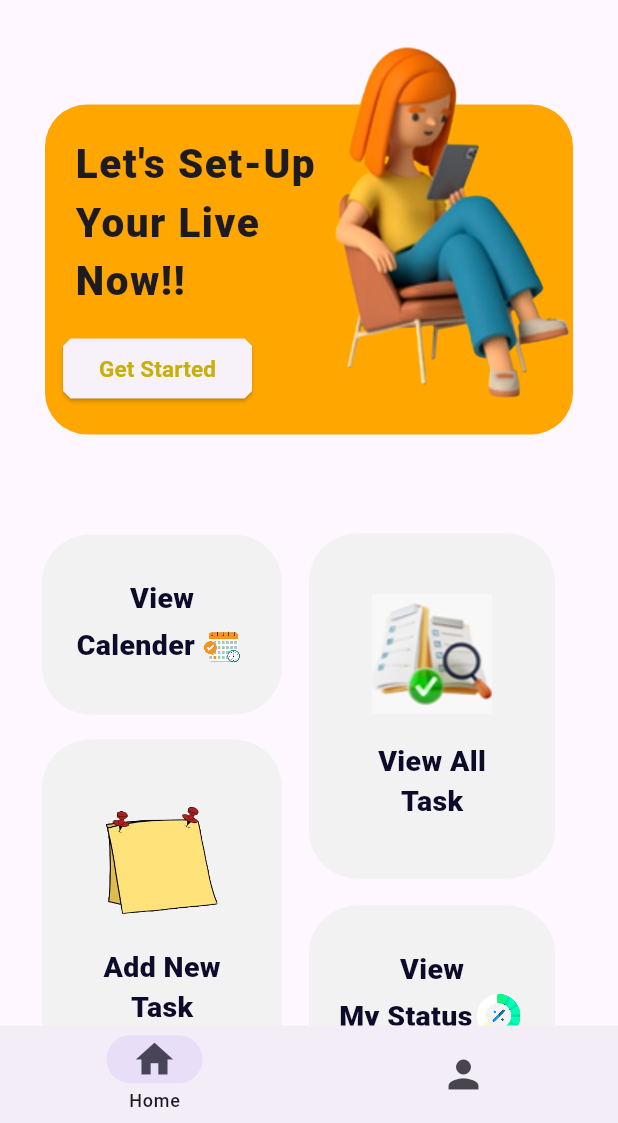
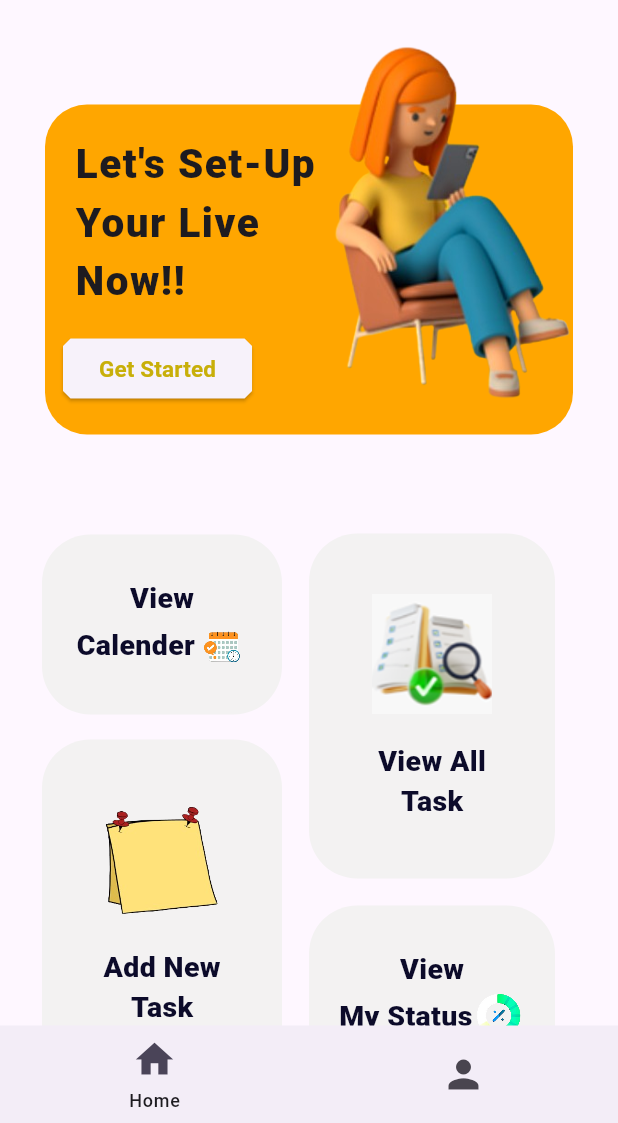
Before and after one commit to SahadMPP/todo_bloc_api_app, a Flutter app: the screen it shows after launch, after a tap on "lite", on a phone screen of 412 x 824 dp, the part 113-1236 px from its top. Run offline on Flutter 3.47's test engine with Material 3 defaults, Android fonts, the phone set to English and light mode, and no system bars; drawn by our look-alikes of lite_rolling_switch; our stand-ins replace bloc, flutter_bloc, google_fonts; network calls fail.

Commit message:
done splash screen

```diff
--- a/lib/build_widger/bottomnavigation.dart
+++ b/lib/build_widger/bottomnavigation.dart
@@ -29,12 +29,17 @@ class _BuildBottomNavigatorState extends State<BuildBottomNavigator> {
             selectedIndex = value;
           });
         },
+        indicatorColor: Colors.transparent,
         labelBehavior: NavigationDestinationLabelBehavior.onlyShowSelected,
         destinations: const [
           NavigationDestination(
-              icon: Icon(Icons.home, size: 30), label: 'Home'),
+            icon: Icon(Icons.home, size: 30),
+            label: 'Home',
+          ),
           NavigationDestination(
-              icon: Icon(Icons.person, size: 30), label: 'profile'),
+            icon: Icon(Icons.person, size: 30),
+            label: 'profile',
+          ),
         ],
       ),
       body: pages[selectedIndex],
--- a/lib/main.dart
+++ b/lib/main.dart
@@ -1,6 +1,6 @@
 import 'package:flutter/material.dart';
 import 'package:flutter_bloc/flutter_bloc.dart';
-import 'package:to_do/build_widger/bottomnavigation.dart';
+import 'package:to_do/screens/splash_screen.dart';
 import 'package:to_do/task/task_bloc.dart';
 
 void main() {
@@ -24,7 +24,7 @@ class MyApp extends StatelessWidget {
             darkTheme: ThemeData.dark(),
             theme: ThemeData.light(),
             title: "todo",
-            home: const BuildBottomNavigator(),
+            home: const SplachScreen(),
           );
         },
       ),
--- a/lib/screens/search_screen.dart
+++ b/lib/screens/search_screen.dart
@@ -14,9 +14,9 @@ class SearchScreen extends StatelessWidget {
 
     load();
     return Scaffold(
-      backgroundColor: Colors.white,
+      // backgroundColor: Colors.white,
       appBar: AppBar(
-        backgroundColor: Colors.white,
+        // backgroundColor: Colors.white,
         title: TextField(
           decoration: InputDecoration(
               contentPadding: const EdgeInsets.all(12),
--- /dev/null
+++ b/lib/screens/splash_screen.dart
@@ -0,0 +1,42 @@
+import 'package:flutter/material.dart';
+import 'package:to_do/build_widger/bottomnavigation.dart';
+
+class SplachScreen extends StatefulWidget {
+  const SplachScreen({super.key});
+
+  @override
+  State<SplachScreen> createState() => _SplachScreenState();
+}
+
+class _SplachScreenState extends State<SplachScreen> {
+  @override
+  void initState() {
+    enterToHome();
+    super.initState();
+  }
+
+  @override
+  Widget build(BuildContext context) {
+    return Scaffold(
+      backgroundColor: const Color.fromARGB(255, 244, 244, 244),
+      body: Center(
+          child: SizedBox(
+        height: 250,
+        width: 250,
+        child: Image.asset(
+          'asset/360_F_74463388_hsKhitwolVzqJAzRPgaXG093NysvPqrx-removebg-preview.png',
+          filterQuality: FilterQuality.high,
+          fit: BoxFit.fill,
+        ),
+      )),
+    );
+  }
+
+  Future<void> enterToHome() async {
+    await Future.delayed(const Duration(seconds: 3));
+    // ignore: use_build_context_synchronously
+    Navigator.of(context).pushAndRemoveUntil(
+        MaterialPageRoute(builder: (ctx) => const BuildBottomNavigator()),
+        (route) => false);
+  }
+}
```
Also changed, not shown: lib/screens/home_m.dart (+24 -1 lines), lib/screens/update_task.dart (+21 -0 lines), asset/360_F_74463388_hsKhitwolVzqJAzRPgaXG093NysvPqrx-removebg-preview.png (added).
